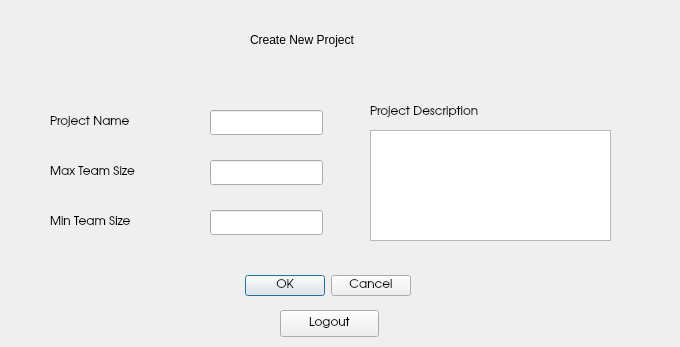
Above: createprojectview.ui from abhinavthukral28/stuPID before the change. Below: the same form after it.
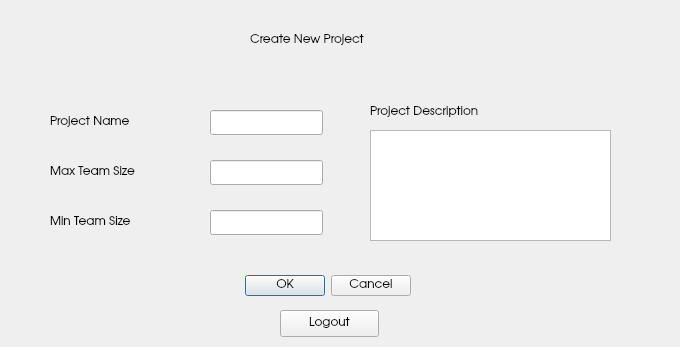
That is the form after the change.

Patch:
```diff
--- a/createprojectview.ui
+++ b/createprojectview.ui
@@ -186,6 +186,11 @@
      <height>20</height>
     </rect>
    </property>
+   <property name="font">
+    <font>
+     <family>URW Gothic L</family>
+    </font>
+   </property>
    <property name="text">
     <string>Create New Project</string>
    </property>
```
